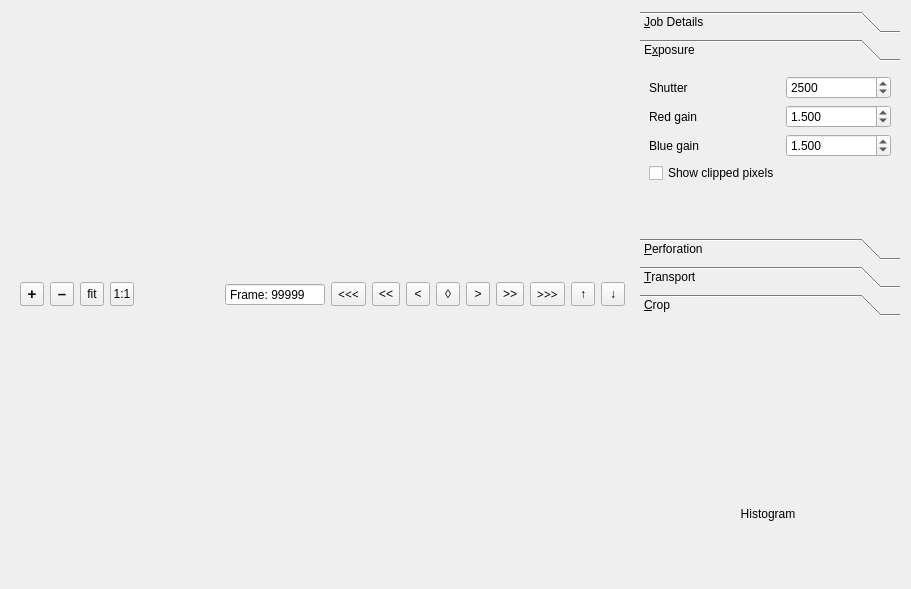
Old version of the form rpiTelecine/ui/setupJob.ui in the repository Alexamder/rpitelecine.
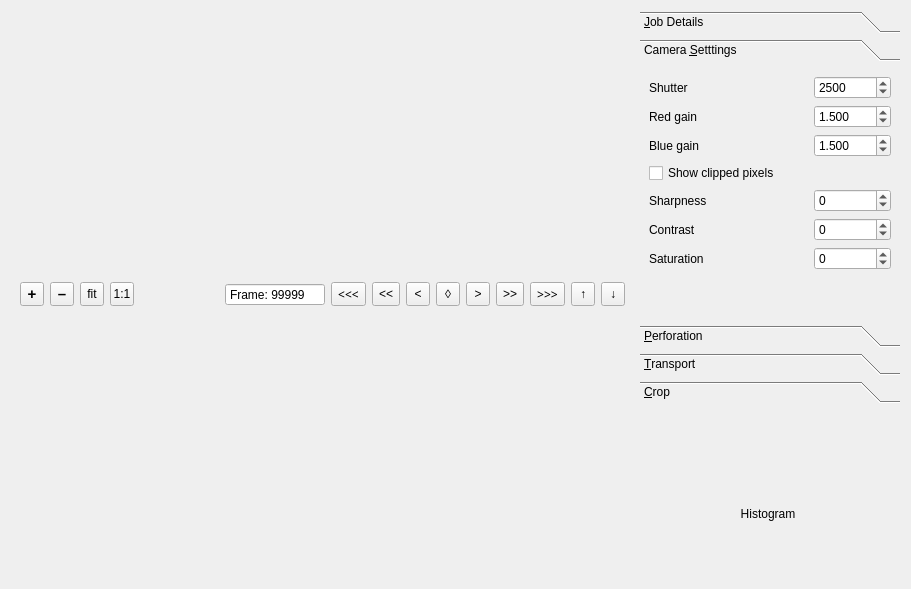
New version of the form. The open tabs and pages were chosen to show the change.

```diff
--- a/rpiTelecine/ui/setupJob.ui
+++ b/rpiTelecine/ui/setupJob.ui
@@ -602,64 +602,55 @@
           <rect>
            <x>0</x>
            <y>0</y>
-           <width>235</width>
-           <height>121</height>
+           <width>260</width>
+           <height>257</height>
           </rect>
          </property>
          <attribute name="label">
-          <string>E&amp;xposure</string>
+          <string>Camera &amp;Setttings</string>
          </attribute>
          <layout class="QGridLayout" name="gridLayout_2">
-          <item row="1" column="1">
-           <widget class="QDoubleSpinBox" name="spinGainR">
-            <property name="decimals">
-             <number>3</number>
-            </property>
-            <property name="minimum">
-             <double>0.100000000000000</double>
-            </property>
-            <property name="maximum">
-             <double>8.000000000000000</double>
-            </property>
-            <property name="singleStep">
-             <double>0.050000000000000</double>
-            </property>
-            <property name="value">
-             <double>1.500000000000000</double>
-            </property>
-           </widget>
-          </item>
-          <item row="0" column="0">
+          <item row="0" column="1">
            <widget class="QLabel" name="lblShutter">
             <property name="text">
              <string>Shutter</string>
             </property>
            </widget>
           </item>
-          <item row="2" column="0">
+          <item row="1" column="1">
+           <widget class="QLabel" name="lblGainR">
+            <property name="text">
+             <string>Red gain</string>
+            </property>
+           </widget>
+          </item>
+          <item row="1" column="3">
+           <widget class="QDoubleSpinBox" name="spinGainR">
+            <property name="decimals">
+             <number>3</number>
+            </property>
+            <property name="minimum">
+             <double>0.100000000000000</double>
+            </property>
+            <property name="maximum">
+             <double>8.000000000000000</double>
+            </property>
+            <property name="singleStep">
+             <double>0.050000000000000</double>
+            </property>
+            <property name="value">
+             <double>1.500000000000000</double>
+            </property>
+           </widget>
+          </item>
+          <item row="2" column="1">
            <widget class="QLabel" name="lblGainB">
             <property name="text">
              <string>Blue gain</string>
             </property>
            </widget>
           </item>
-          <item row="0" column="1">
-           <widget class="QSpinBox" name="spinShutter">
-            <property name="minimum">
-             <number>100</number>
-            </property>
-            <property name="maximum">
-             <number>99999</number>
-            </property>
-            <property name="singleStep">
-             <number>25</number>
-            </property>
-            <property name="value">
-             <number>2500</number>
-            </property>
-           </widget>
-          </item>
-          <item row="2" column="1">
+          <item row="2" column="3">
            <widget class="QDoubleSpinBox" name="spinGainB">
             <property name="decimals">
              <number>3</number>
@@ -678,27 +669,7 @@
             </property>
            </widget>
           </item>
-          <item row="1" column="0">
-           <widget class="QLabel" name="lblGainR">
-            <property name="text">
-             <string>Red gain</string>
-            </property>
-           </widget>
-          </item>
-          <item row="4" column="0">
-           <spacer name="verticalSpacer_5">
-            <property name="orientation">
-             <enum>Qt::Vertical</enum>
-            </property>
-            <property name="sizeHint" stdset="0">
-             <size>
-              <width>20</width>
-              <height>40</height>
-             </size>
-            </property>
-           </spacer>
-          </item>
-          <item row="3" column="0">
+          <item row="3" column="1" colspan="2">
            <widget class="QCheckBox" name="chkShowClipped">
             <property name="layoutDirection">
              <enum>Qt::LeftToRight</enum>
@@ -708,6 +679,104 @@
             </property>
            </widget>
           </item>
+          <item row="5" column="1">
+           <widget class="QLabel" name="lblSharpness">
+            <property name="text">
+             <string>Sharpness</string>
+            </property>
+           </widget>
+          </item>
+          <item row="0" column="3">
+           <widget class="QSpinBox" name="spinShutter">
+            <property name="minimum">
+             <number>100</number>
+            </property>
+            <property name="maximum">
+             <number>99999</number>
+            </property>
+            <property name="singleStep">
+             <number>25</number>
+            </property>
+            <property name="value">
+             <number>2500</number>
+            </property>
+           </widget>
+          </item>
+          <item row="5" column="3">
+           <widget class="QSpinBox" name="spinSharpness">
+            <property name="minimum">
+             <number>-100</number>
+            </property>
+            <property name="maximum">
+             <number>100</number>
+            </property>
+            <property name="singleStep">
+             <number>5</number>
+            </property>
+            <property name="value">
+             <number>0</number>
+            </property>
+           </widget>
+          </item>
+          <item row="8" column="1">
+           <spacer name="verticalSpacer_5">
+            <property name="orientation">
+             <enum>Qt::Vertical</enum>
+            </property>
+            <property name="sizeHint" stdset="0">
+             <size>
+              <width>20</width>
+              <height>40</height>
+             </size>
+            </property>
+           </spacer>
+          </item>
+          <item row="6" column="3">
+           <widget class="QSpinBox" name="spinContrast">
+            <property name="minimum">
+             <number>-100</number>
+            </property>
+            <property name="maximum">
+             <number>100</number>
+            </property>
+            <property name="singleStep">
+             <number>5</number>
+            </property>
+            <property name="value">
+             <number>0</number>
+            </property>
+           </widget>
+          </item>
+          <item row="6" column="1">
+           <widget class="QLabel" name="lblContrast">
+            <property name="text">
+             <string>Contrast</string>
+            </property>
+           </widget>
+          </item>
+          <item row="7" column="1">
+           <widget class="QLabel" name="lblSharpness_3">
+            <property name="text">
+             <string>Saturation</string>
+            </property>
+           </widget>
+          </item>
+          <item row="7" column="3">
+           <widget class="QSpinBox" name="spinSaturation">
+            <property name="minimum">
+             <number>-100</number>
+            </property>
+            <property name="maximum">
+             <number>100</number>
+            </property>
+            <property name="singleStep">
+             <number>5</number>
+            </property>
+            <property name="value">
+             <number>0</number>
+            </property>
+           </widget>
+          </item>
          </layout>
         </widget>
         <widget class="QWidget" name="toolPerforation">
```
Left out of the diff: 23 changed lines with no effect on the pictures.
